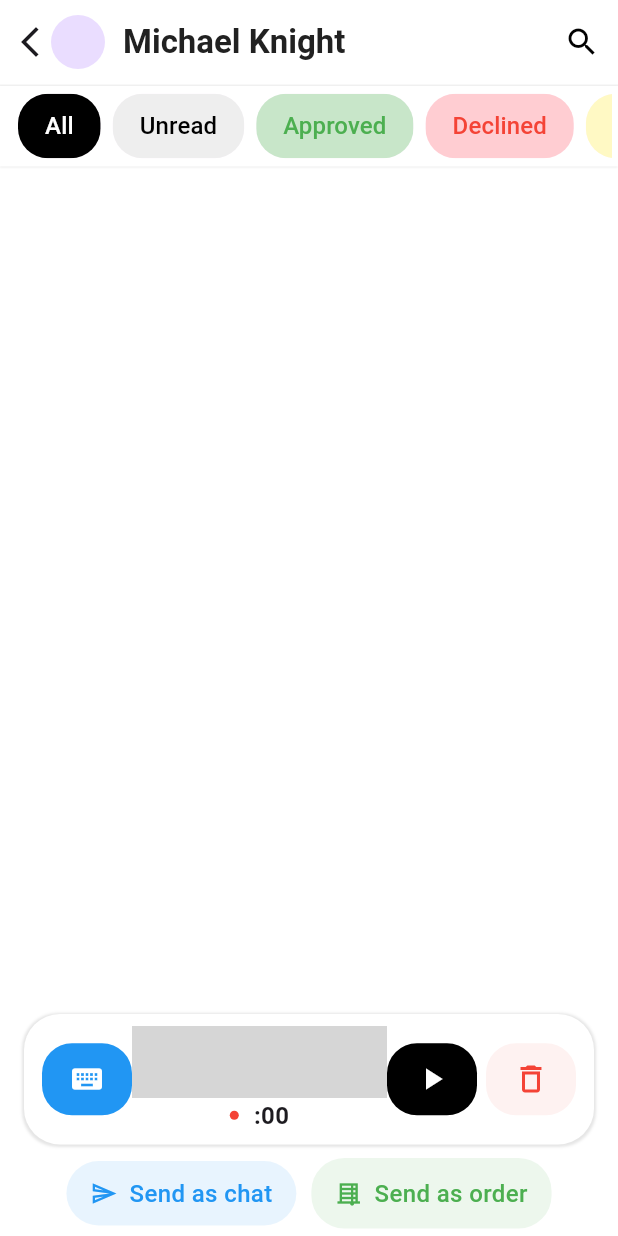
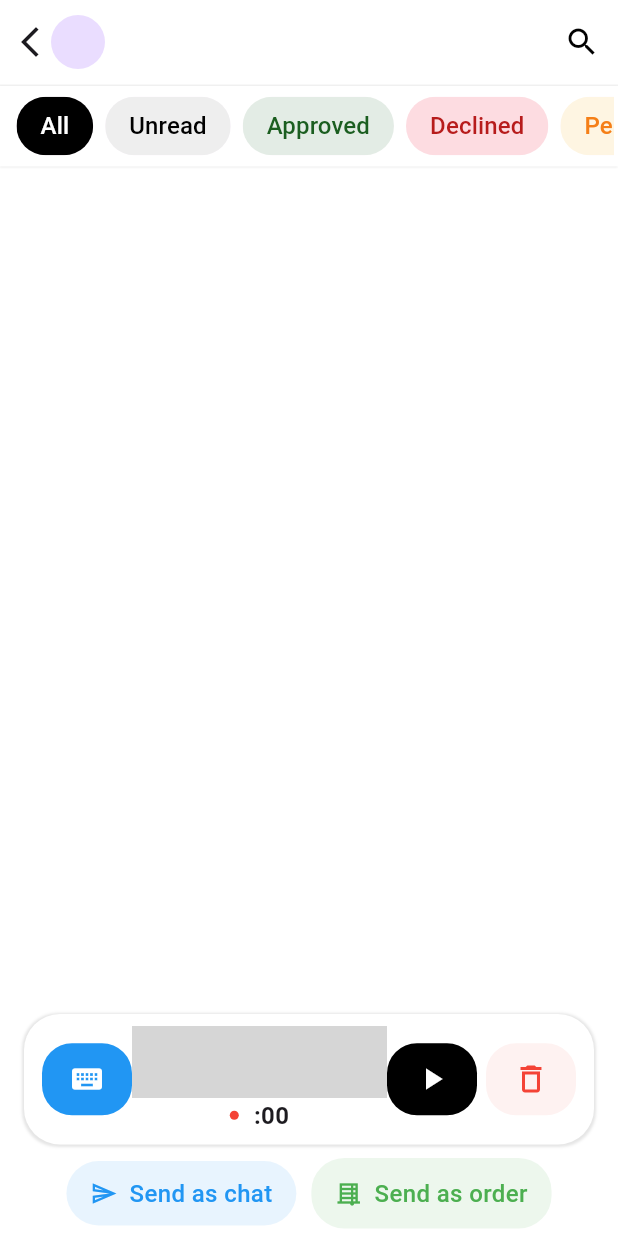
Before and after one commit to Muhammed-Unais/texol_chat_app, a Flutter app: the ChatScreen screen opened directly, after a tap on the "mic" icon, on a phone screen of 412 x 824 dp. Run offline on Flutter 3.47's test engine with Material 3 defaults, Android fonts, the phone set to English and light mode, and no system bars; our stand-ins replace file_picker, just_audio, permission_handler, share_plus, shared_preferences; missing offline and left inert: audio_waveforms; accounts and stored records are empty; grey boxes are pictures that could not be loaded.

Commit message:
feat: Refactored and Bug fixed
 - Chat screen refactored
 - auth viewmodel login issue fixed
 - user name shows in chat screen
 - added message time formation

```diff
--- a/lib/features/auth/view_model/auth_view_model.dart
+++ b/lib/features/auth/view_model/auth_view_model.dart
@@ -7,6 +7,7 @@ class AuthViewModel extends ChangeNotifier {
   bool isLoading = false;
   String errorMessage = '';
   bool _isLoggedIn = false;
+  String? userName;
 
   bool get isLoggedIn => _isLoggedIn;
 
@@ -23,6 +24,8 @@ class AuthViewModel extends ChangeNotifier {
     try {
       setLoading(true);
       await _authLocalRepositoy.setData(userName: username, password: password);
+      _isLoggedIn = true;
+      userName = username;
     } catch (e) {
       errorMessage = 'Something went wrong.';
     } finally {
@@ -31,7 +34,8 @@ class AuthViewModel extends ChangeNotifier {
   }
 
   Future<void> autoLoginCheck() async {
-    _isLoggedIn = _authLocalRepositoy.getData();
+    _isLoggedIn = _authLocalRepositoy.getData().$1;
+    userName = _authLocalRepositoy.getData().$2;
     notifyListeners();
   }
 }
--- a/lib/features/chat/view/screen/chat_screen.dart
+++ b/lib/features/chat/view/screen/chat_screen.dart
@@ -3,11 +3,13 @@ import 'dart:ui';
 import 'package:flutter/material.dart';
 import 'package:provider/provider.dart';
 import 'package:share_plus/share_plus.dart';
-import 'package:texol_chat_app/core/theme/app_pallete.dart';
+import 'package:texol_chat_app/features/auth/view_model/auth_view_model.dart';
 import 'package:texol_chat_app/features/chat/model/charging_status_model.dart';
 import 'package:texol_chat_app/features/chat/model/message_model.dart';
 import 'package:texol_chat_app/features/chat/view/widget/bottom_chat_input.dart';
 import 'package:texol_chat_app/features/chat/view/widget/message_bubble.dart';
+import 'package:texol_chat_app/features/chat/view/widget/message_sending_buttons.dart';
+import 'package:texol_chat_app/features/chat/view/widget/message_status.dart';
 import 'package:texol_chat_app/features/chat/view_model/chat_view_model.dart';
 
 class ChatScreen extends StatefulWidget {
@@ -18,7 +20,6 @@ class ChatScreen extends StatefulWidget {
 }
 
 class _ChatScreenState extends State<ChatScreen> {
-  int currentTabIndex = 0;
   OverlayEntry? _overlayEntry;
   Widget? selectedWidget;
   bool _isOverlayVisible = false;
@@ -36,18 +37,18 @@ class _ChatScreenState extends State<ChatScreen> {
     ),
     ChargingStatusModel(
       status: "Approved",
-      backgroundColor: Colors.green.shade100,
-      labelColor: Colors.green,
+      backgroundColor: Colors.green.withOpacity(.15),
+      labelColor: Colors.green.shade900,
     ),
     ChargingStatusModel(
       status: "Declined",
-      backgroundColor: Colors.red.shade100,
-      labelColor: Colors.red,
+      backgroundColor: Colors.red.withOpacity(.15),
+      labelColor: Colors.red.shade900,
     ),
     ChargingStatusModel(
       status: "Pending",
-      backgroundColor: Colors.yellow.shade100,
-      labelColor: Colors.yellow.shade800,
+      backgroundColor: Colors.yellow.withOpacity(.15),
+      labelColor: Colors.yellow.shade900,
     ),
   ];
 
@@ -59,6 +60,134 @@ Order Details:
 Order No: 15544
 Approved by DP on 2:30 pm, 15/07/2024
   ''';
+  @override
+  initState() {
+    context.read<ChatViewModel>().init();
+    super.initState();
+  }
+
+  void _showOverlay(BuildContext context) {
+    if (_isOverlayVisible) return;
+
+    _overlayEntry = _createOverlayEntry();
+    Overlay.of(context).insert(_overlayEntry!);
+
+    _isOverlayVisible = true;
+  }
+
+  void _hideOverlay() {
+    _overlayEntry?.remove();
+    _overlayEntry = null;
+    _isOverlayVisible = false;
+  }
+
+  void _removeOverlay() {
+    _overlayEntry?.remove();
+    _overlayEntry = null;
+    _isOverlayVisible = false;
+  }
+
+  @override
+  Widget build(BuildContext context) {
+    return Scaffold(
+      appBar: AppBar(
+        elevation: 0,
+        backgroundColor: Colors.white,
+        leadingWidth: 26,
+        automaticallyImplyLeading: false,
+        titleSpacing: 0,
+        leading: const Padding(
+          padding: EdgeInsets.all(8.0),
+          child: Icon(Icons.arrow_back_ios_new_outlined),
+        ),
+        title: Row(
+          children: [
+            const SizedBox(width: 8),
+            const CircleAvatar(
+              radius: 18,
+            ),
+            const SizedBox(width: 12),
+            Expanded(
+              child: Selector<AuthViewModel, String?>(
+                selector: (p0, p1) => p1.userName,
+                builder: (context, value, _) {
+                  return Text(
+                    value ?? '',
+                    style: TextStyle(
+                      color: Colors.grey.shade900,
+                      fontWeight: FontWeight.w600,
+                    ),
+                    overflow: TextOverflow.ellipsis,
+                  );
+                },
+              ),
+            ),
+          ],
+        ),
+        actions: [
+          IconButton(
+            icon: const Icon(Icons.search, color: Colors.black),
+            onPressed: () {},
+          ),
+        ],
+        bottom: PreferredSize(
+          preferredSize: const Size(
+            double.infinity,
+            1,
+          ),
+          child: Container(
+            height: 0.5,
+            width: double.infinity,
+            color: Colors.black.withOpacity(0.1),
+          ),
+        ),
+      ),
+      body: Column(
+        children: [
+          MessageStatus(
+            tabs: tabs,
+          ),
+          Expanded(
+            child: Selector<ChatViewModel, List<MessageModel>>(
+              selector: (p0, p1) => p1.filteredMessages,
+              builder: (context, messages, _) {
+                return ListView.builder(
+                  reverse: true,
+                  itemCount: messages.length,
+                  itemBuilder: (context, index) {
+                    final message = messages[index];
+                    final currentWidet = MessageBubble(message: message);
+
+                    return GestureDetector(
+                      onLongPress: () {
+                        selectedWidget = currentWidet;
+                        _showOverlay(context);
+                      },
+                      child: currentWidet,
+                    );
+                  },
+                );
+              },
+            ),
+          ),
+          const BottomChatInput(),
+          const SizedBox(height: 5),
+          Selector<ChatViewModel, (bool, bool, String?)>(
+            selector: (p0, p1) =>
+                (p1.isTexting, p1.isVoiceInitiated, p1.fileName),
+            builder: (context, value, _) {
+              if (value.$1 || value.$2 || value.$3 != null) {
+                return const MessageSendingButtons();
+              }
+
+              return const SizedBox();
+            },
+          ),
+          const SizedBox(height: 5),
+        ],
+      ),
+    );
+  }
 
   OverlayEntry _createOverlayEntry() {
     return OverlayEntry(
@@ -198,307 +327,4 @@ Approved by DP on 2:30 pm, 15/07/2024
       ),
     );
   }
-
-  void _showOverlay(BuildContext context) {
-    if (_isOverlayVisible) return;
-
-    _overlayEntry = _createOverlayEntry();
-    Overlay.of(context).insert(_overlayEntry!);
-
-    _isOverlayVisible = true;
-  }
-
-  void _hideOverlay() {
-    _overlayEntry?.remove();
-    _overlayEntry = null;
-    _isOverlayVisible = false;
-  }
-
-  void _removeOverlay() {
-    _overlayEntry?.remove();
-    _overlayEntry = null;
-    _isOverlayVisible = false;
-  }
-
-  @override
-  Widget build(BuildContext context) {
-    return Scaffold(
-      appBar: AppBar(
-        elevation: 0,
-        backgroundColor: Colors.white,
-        leadingWidth: 26,
-        automaticallyImplyLeading: false,
-        titleSpacing: 0,
-        leading: const Padding(
-          padding: EdgeInsets.all(8.0),
-          child: Icon(Icons.arrow_back_ios_new_outlined),
-        ),
-        title: Row(
-          children: [
-            const SizedBox(width: 8),
-            const CircleAvatar(
-              radius: 18,
-            ),
-            const SizedBox(width: 12),
-            Expanded(
-              child: Text(
-                'Michael Knight',
-                style: TextStyle(
-                  color: Colors.grey.shade900,
-                  fontWeight: FontWeight.w600,
-                ),
-                overflow: TextOverflow.ellipsis,
-              ),
-            ),
-          ],
-        ),
-        actions: [
-          IconButton(
-            icon: const Icon(Icons.search, color: Colors.black),
-            onPressed: () {},
-          ),
-        ],
-        bottom: PreferredSize(
-          preferredSize: const Size(
-            double.infinity,
-            1,
-          ),
-          child: Container(
-            height: 0.5,
-            width: double.infinity,
-            color: Colors.black.withOpacity(0.1),
-          ),
-        ),
-      ),
-      body: Column(
-        children: [
-          _messageStatus(),
-          Expanded(
-            child: Selector<ChatViewModel, List<MessageModel>>(
-              selector: (p0, p1) => p1.filteredMessages,
-              builder: (context, messages, _) {
-                return ListView.builder(
-                  reverse: true,
-                  itemCount: messages.length,
-                  itemBuilder: (context, index) {
-                    final message = messages[index];
-                    final currentWidet = MessageBubble(message: message);
-
-                    return GestureDetector(
-                      onLongPress: () {
-                        selectedWidget = currentWidet;
-                        _showOverlay(context);
-                      },
-                      child: currentWidet,
-                    );
-                  },
-                );
-              },
-            ),
-          ),
-          const BottomChatInput(),
-          const SizedBox(height: 5),
-          Selector<ChatViewModel, (bool, bool, String?)>(
-            selector: (p0, p1) =>
-                (p1.isTexting, p1.isVoiceInitiated, p1.fileName),
-            builder: (context, value, _) {
-              if (value.$1 || value.$2 || value.$3 != null) {
-                return _messageSendingButtons();
-              }
-
-              return const SizedBox();
-            },
-          ),
-          const SizedBox(height: 5),
-        ],
-      ),
-    );
-  }
-
-  Row _messageSendingButtons() {
-    return Row(
-      mainAxisAlignment: MainAxisAlignment.center,
-      children: [
-        GestureDetector(
-          onTap: () async {
-            final chatViewModel = context.read<ChatViewModel>();
-
-            if (chatViewModel.isVoiceInitiated) {
-              await chatViewModel.sendVoiceMesage();
-            } else if (chatViewModel.isTexting) {
-              chatViewModel.sendMessage();
-            } else if (chatViewModel.filePath != null) {
-              chatViewModel.sendFile();
-            }
-          },
-          child: Container(
-            padding: const EdgeInsets.symmetric(
-              vertical: 10,
-              horizontal: 16,
-            ),
-            decoration: BoxDecoration(
-              color: Colors.blue.withOpacity(.1),
-              borderRadius: BorderRadius.circular(22),
-            ),
-            child: const Row(
-              children: [
-                Icon(
-                  Icons.send_outlined,
-                  color: Colors.blue,
-                  size: 18,
-                ),
-                SizedBox(width: 8),
-                Text(
-                  'Send as chat',
-                  style: TextStyle(
-                    fontSize: 16,
-                    fontWeight: FontWeight.w500,
-                    color: Colors.blue,
-                  ),
-                )
-              ],
-            ),
-          ),
-        ),
-        const SizedBox(width: 10),
-        GestureDetector(
-          onTap: () async {
-            final chatViewModel = context.read<ChatViewModel>();
-
-            if (chatViewModel.isVoiceInitiated) {
-              await chatViewModel.sendVoiceMesage(asOrder: true);
-            } else if (chatViewModel.isTexting) {
-              chatViewModel.sendMessage(asOrder: true);
-            } else if (chatViewModel.filePath != null) {
-              chatViewModel.sendFile(asOrder: true);
-            }
-          },
-          child: Container(
-            padding: const EdgeInsets.symmetric(
-              vertical: 12,
-              horizontal: 16,
-            ),
-            decoration: BoxDecoration(
-              color: Colors.green.withOpacity(.1),
-              borderRadius: BorderRadius.circular(22),
-            ),
-            child: const Row(
-              children: [
-                Icon(
-                  Icons.blinds_closed,
-                  color: Colors.green,
-                  size: 18,
-                ),
-                SizedBox(width: 8),
-                Text(
-                  'Send as order',
-                  style: TextStyle(
-                    fontSize: 16,
-                    fontWeight: FontWeight.w500,
-                    color: Colors.green,
-                  ),
-                )
-              ],
-            ),
-          ),
-        ),
-      ],
-    );
-  }
-
-  Container _messageStatus() {
-    return Container(
-      decoration: BoxDecoration(
-        color: Pallete.whiteColor,
-        boxShadow: [
-          BoxShadow(
-            color: Colors.black.withOpacity(0.1),
-            blurRadius: 0.5,
-            spreadRadius: 0.1,
-            offset: const Offset(
-              0,
-              0.5,
-            ),
-          ),
-        ],
-      ),
-      padding: const EdgeInsets.all(4),
-      height: 54,
-      child: ListView.separated(
-        scrollDirection: Axis.horizontal,
-        itemCount: tabs.length,
-        separatorBuilder: (_, __) => const SizedBox(width: 8),
-        padding: const EdgeInsets.symmetric(horizontal: 8),
-        itemBuilder: (context, index) {
-          bool isSelected = index == currentTabIndex;
-          return GestureDetector(
-            onTap: () {
-              setState(() {
-                currentTabIndex = index;
-              });
-              final chatViewModel = context.read<ChatViewModel>();
-              chatViewModel.setFilter(tabs[index].status);
-            },
-            child: ChipTheme(
-              data: ChipThemeData(
-                backgroundColor:
-                    isSelected ? Colors.black : tabs[index].backgroundColor,
-              ),
-              child: Chip(
-                padding: const EdgeInsets.all(10),
-                shape: RoundedRectangleBorder(
-                  borderRadius: BorderRadius.circular(20),
-                  side: BorderSide.none,
-                ),
-                side: BorderSide.none,
-                label: Text(
-                  tabs[index].status,
-                  style: TextStyle(
-                    fontSize: 16,
-                    fontWeight: FontWeight.w500,
-                    color: isSelected
-                        ? Pallete.whiteColor
-                        : tabs[index].labelColor,
-                  ),
-                ),
-              ),
-            ),
-          );
-        },
-      ),
-    );
-  }
 }
-
-class MenuItemWidget extends StatelessWidget {
-  final IconData icon;
-  final String text;
-  final VoidCallback onTap;
-
-  const MenuItemWidget({
-    super.key,
-    required this.icon,
-    required this.text,
-    required this.onTap,
-  });
-
-  @override
-  Widget build(BuildContext context) {
-    return InkWell(
-      onTap: onTap,
-      child: Padding(
-        padding: const EdgeInsets.symmetric(horizontal: 12.0, vertical: 8.0),
-        child: Row(
-          children: [
-            Icon(icon, color: Colors.black54),
-            const SizedBox(width: 8),
-            Text(
-              text,
-              style: const TextStyle(fontSize: 16.0),
-            ),
-          ],
-        ),
-      ),
-    );
-  }
-}
--- a/lib/features/chat/view/widget/bottom_chat_input.dart
+++ b/lib/features/chat/view/widget/bottom_chat_input.dart
@@ -18,7 +18,6 @@ class _BottomChatInputState extends State<BottomChatInput> {
   void initState() {
     super.initState();
     _chatViewModel = context.read<ChatViewModel>();
-    _chatViewModel.init();
   }
 
   @override
@@ -29,7 +28,8 @@ class _BottomChatInputState extends State<BottomChatInput> {
 
   @override
   Widget build(BuildContext context) {
-    return Padding(
+    return SafeArea(
+      child: Padding(
         padding: const EdgeInsets.symmetric(vertical: 4, horizontal: 16),
         child: Container(
           decoration: BoxDecoration(
@@ -52,12 +52,14 @@ class _BottomChatInputState extends State<BottomChatInput> {
             horizontal: 12,
           ),
           child: Selector<ChatViewModel, (bool, String?, MessageType?)>(
-          selector: (p0, p1) => (p1.isVoiceInitiated, p1.fileName, p1.fileType),
+            selector: (p0, p1) =>
+                (p1.isVoiceInitiated, p1.fileName, p1.fileType),
             builder: (context, values, _) {
               if (values.$1) return _voiceMessageControllers();
               if (values.$2 != null) return _fileField(values.$2, values.$3);
               return _textInputField();
             },
+          ),
         ),
       ),
     );
--- /dev/null
+++ b/lib/features/chat/view/widget/message_sending_buttons.dart
@@ -0,0 +1,101 @@
+import 'package:flutter/material.dart';
+import 'package:provider/provider.dart';
+import 'package:texol_chat_app/features/chat/view_model/chat_view_model.dart';
+
+class MessageSendingButtons extends StatelessWidget {
+  const MessageSendingButtons({
+    super.key,
+  });
+
+  @override
+  Widget build(BuildContext context) {
+    return Row(
+      mainAxisAlignment: MainAxisAlignment.center,
+      children: [
+        GestureDetector(
+          onTap: () async {
+            final chatViewModel = context.read<ChatViewModel>();
+
+            if (chatViewModel.isVoiceInitiated) {
+              await chatViewModel.sendVoiceMesage();
+            } else if (chatViewModel.isTexting) {
+              chatViewModel.sendMessage();
+            } else if (chatViewModel.filePath != null) {
+              chatViewModel.sendFile();
+            }
+          },
+          child: Container(
+            padding: const EdgeInsets.symmetric(
+              vertical: 10,
+              horizontal: 16,
+            ),
+            decoration: BoxDecoration(
+              color: Colors.blue.withOpacity(.1),
+              borderRadius: BorderRadius.circular(22),
+            ),
+            child: const Row(
+              children: [
+                Icon(
+                  Icons.send_outlined,
+                  color: Colors.blue,
+                  size: 18,
+                ),
+                SizedBox(width: 8),
+                Text(
+                  'Send as chat',
+                  style: TextStyle(
+                    fontSize: 16,
+                    fontWeight: FontWeight.w500,
+                    color: Colors.blue,
+                  ),
+                )
+              ],
+            ),
+          ),
+        ),
+        const SizedBox(width: 10),
+        GestureDetector(
+          onTap: () async {
+            final chatViewModel = context.read<ChatViewModel>();
+
+            if (chatViewModel.isVoiceInitiated) {
+              await chatViewModel.sendVoiceMesage(asOrder: true);
+            } else if (chatViewModel.isTexting) {
+              chatViewModel.sendMessage(asOrder: true);
+            } else if (chatViewModel.filePath != null) {
+              chatViewModel.sendFile(asOrder: true);
+            }
+          },
+          child: Container(
+            padding: const EdgeInsets.symmetric(
+              vertical: 12,
+              horizontal: 16,
+            ),
+            decoration: BoxDecoration(
+              color: Colors.green.withOpacity(.1),
+              borderRadius: BorderRadius.circular(22),
+            ),
+            child: const Row(
+              children: [
+                Icon(
+                  Icons.blinds_closed,
+                  color: Colors.green,
+                  size: 18,
+                ),
+                SizedBox(width: 8),
+                Text(
+                  'Send as order',
+                  style: TextStyle(
+                    fontSize: 16,
+                    fontWeight: FontWeight.w500,
+                    color: Colors.green,
+                  ),
+                )
+              ],
+            ),
+          ),
+        ),
+      ],
+    );
+  }
+}
--- /dev/null
+++ b/lib/features/chat/view/widget/message_status.dart
@@ -0,0 +1,80 @@
+import 'package:flutter/material.dart';
+import 'package:provider/provider.dart';
+import 'package:texol_chat_app/core/theme/app_pallete.dart';
+import 'package:texol_chat_app/features/chat/model/charging_status_model.dart';
+import 'package:texol_chat_app/features/chat/view_model/chat_view_model.dart';
+
+class MessageStatus extends StatelessWidget {
+  const MessageStatus({
+    super.key,
+    required this.tabs,
+  });
+
+  final List<ChargingStatusModel> tabs;
+
+  @override
+  Widget build(BuildContext context) {
+    return Container(
+      decoration: BoxDecoration(
+        color: Pallete.whiteColor,
+        boxShadow: [
+          BoxShadow(
+            color: Colors.black.withOpacity(0.1),
+            blurRadius: 0.5,
+            spreadRadius: 0.1,
+            offset: const Offset(
+              0,
+              0.5,
+            ),
+          ),
+        ],
+      ),
+      padding: const EdgeInsets.all(3),
+      height: 54,
+      child: Selector<ChatViewModel, String>(
+          selector: (p0, p1) => p1.currentFilter,
+          builder: (context, currentFilter, _) {
+            return ListView.separated(
+              scrollDirection: Axis.horizontal,
+              itemCount: tabs.length,
+              separatorBuilder: (_, __) => const SizedBox(width: 8),
+              padding: const EdgeInsets.symmetric(horizontal: 8),
+              itemBuilder: (context, index) {
+                bool isSelected = tabs[index].status == currentFilter;
+                return GestureDetector(
+                  onTap: () {
+                    final chatViewModel = context.read<ChatViewModel>();
+                    chatViewModel.setFilter(tabs[index].status);
+                  },
+                  child: ChipTheme(
+                    data: ChipThemeData(
+                      backgroundColor: isSelected
+                          ? Colors.black
+                          : tabs[index].backgroundColor,
+                    ),
+                    child: Chip(
+                      padding: const EdgeInsets.all(8),
+                      shape: RoundedRectangleBorder(
+                        borderRadius: BorderRadius.circular(20),
+                        side: BorderSide.none,
+                      ),
+                      side: BorderSide.none,
+                      label: Text(
+                        tabs[index].status,
+                        style: TextStyle(
+                          fontSize: 16,
+                          fontWeight: FontWeight.w500,
+                          color: isSelected
+                              ? Pallete.whiteColor
+                              : tabs[index].labelColor,
+                        ),
+                      ),
+                    ),
+                  ),
+                );
+              },
+            );
+          }),
+    );
+  }
+}
--- a/lib/features/chat/view/widget/order_list_message_card.dart
+++ b/lib/features/chat/view/widget/order_list_message_card.dart
@@ -17,9 +17,11 @@ class OrderMessageCard extends StatefulWidget {
 class OrderMessageCardState extends State<OrderMessageCard> {
   @override
   Widget build(BuildContext context) {
+    String formattedTime =
+        "${widget.timestamp.hour % 12 == 0 ? 12 : widget.timestamp.hour % 12}.${widget.timestamp.minute.toString().padLeft(2, '0')}";
     return Theme(
       data: Theme.of(context).copyWith(
-        dividerColor: Colors.transparent, // Remove borders
+        dividerColor: Colors.transparent,
       ),
       child: Column(
         crossAxisAlignment: CrossAxisAlignment.start,
@@ -120,7 +122,7 @@ class OrderMessageCardState extends State<OrderMessageCard> {
               const Expanded(child: SizedBox()),
               if (widget.isSender) ...[
                 Text(
-                  "${widget.timestamp.hour}:${widget.timestamp.minute.toString().padLeft(2, '0')}",
+                  formattedTime,
                   style: const TextStyle(fontSize: 14, color: Colors.grey),
                 ),
                 const SizedBox(width: 5),
--- a/lib/features/chat/view/widget/text_message_card.dart
+++ b/lib/features/chat/view/widget/text_message_card.dart
@@ -18,6 +18,9 @@ class TextMessageCard extends StatelessWidget {
   @override
   Widget build(BuildContext context) {
     bool isSender = sender == 'me';
+    String formattedTime =
+        "${timestamp.hour % 12 == 0 ? 12 : timestamp.hour % 12}.${timestamp.minute.toString().padLeft(2, '0')}";
+
     return Align(
       alignment: isSender ? Alignment.centerRight : Alignment.centerLeft,
       child: Container(
@@ -65,7 +68,7 @@ class TextMessageCard extends StatelessWidget {
                 asOrder
                     ? const SizedBox()
                     : Text(
-                        "${timestamp.hour}:${timestamp.minute.toString().padLeft(2, '0')}",
+                        formattedTime,
                         style: const TextStyle(
                           fontSize: 12,
                           color: Colors.grey,
--- a/lib/features/chat/view/widget/voice_message_card.dart
+++ b/lib/features/chat/view/widget/voice_message_card.dart
@@ -37,6 +37,8 @@ class _VoiceMessageCardState extends State<VoiceMessageCard> {
   @override
   Widget build(BuildContext context) {
     bool isSender = widget.sender == 'me';
+    String formattedTime =
+        "${widget.timestamp.hour % 12 == 0 ? 12 : widget.timestamp.hour % 12}.${widget.timestamp.minute.toString().padLeft(2, '0')}";
 
     return Consumer<AudioPlayerProvider>(builder: (context, audioProvider, _) {
       bool isCurrent = audioProvider.currentPlayingPath == widget.content;
@@ -144,7 +146,7 @@ class _VoiceMessageCardState extends State<VoiceMessageCard> {
                               widget.isOrder
                                   ? const SizedBox()
                                   : Text(
-                                      "${widget.timestamp.hour}:${widget.timestamp.minute.toString().padLeft(2, '0')}",
+                                      formattedTime,
                                       style: const TextStyle(
                                           fontSize: 14, color: Colors.grey),
                                     ),
```
Also changed, not shown: lib/features/auth/repo/auth_local_repositoy.dart (+5 -2 lines), lib/features/auth/view/screens/login_screen.dart (+12 -5 lines), lib/main.dart (+8 -2 lines). Lines whose indentation alone changed are shown as unchanged.
